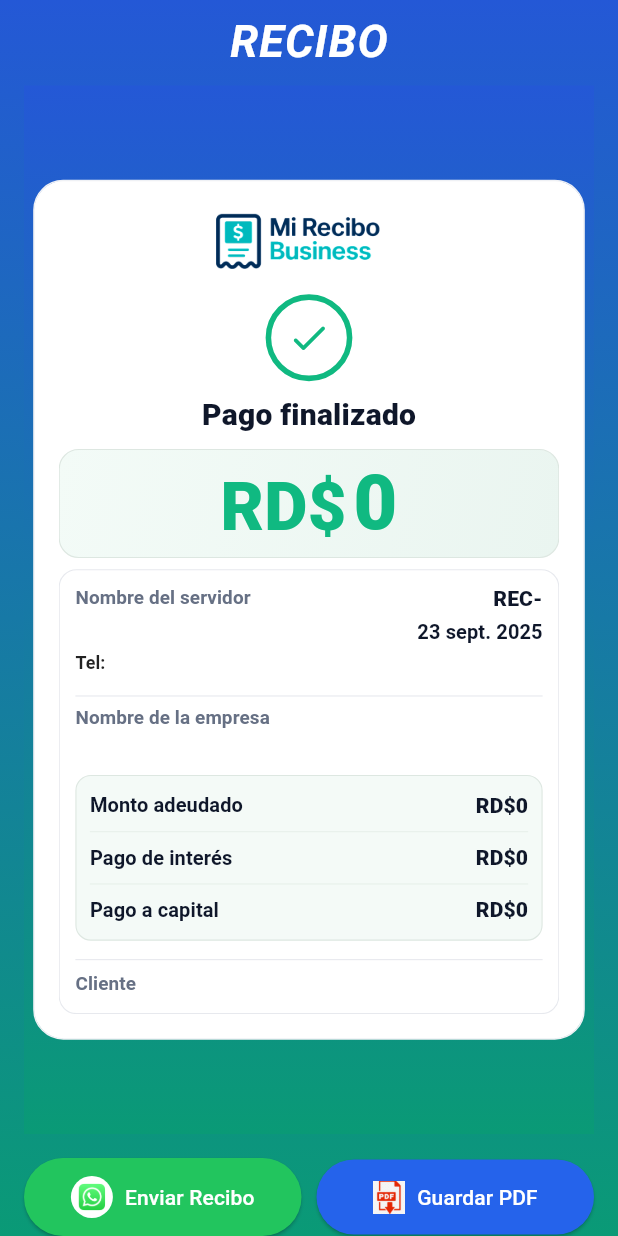
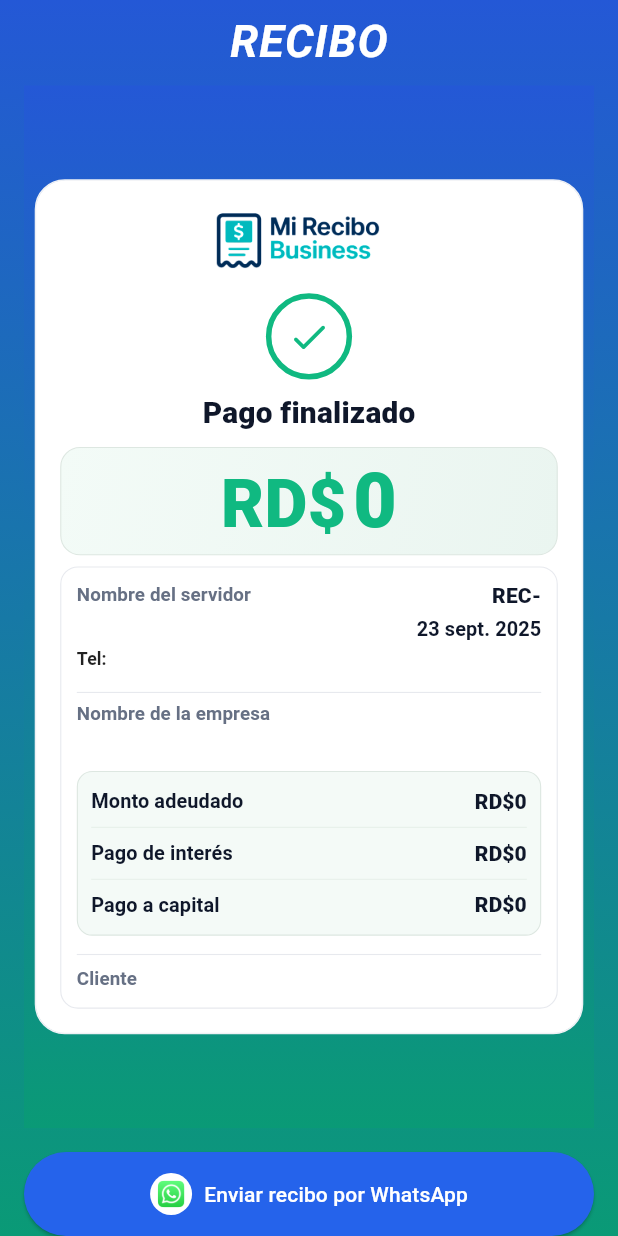
Before and after one commit to Luis2Sosa/mi_recibo_business, a Flutter app: the ReciboScreen screen opened directly with empty values, on a phone screen of 412 x 824 dp. Run offline on Flutter 3.47's test engine with Material 3 defaults, Android fonts, the phone set to English and light mode, and no system bars; our stand-ins replace cloud_firestore, firebase_auth, firebase_core, google_fonts, google_sign_in, pdf and 1 more; missing offline and left inert: media_store_plus; accounts and stored records are empty; Roboto replaces fonts that are missing (Playfair).

Commit message:
Ajustes en el boton de enviar recibo

```diff
--- a/lib/ui/recibo_screen.dart
+++ b/lib/ui/recibo_screen.dart
@@ -1,19 +1,20 @@
 import 'dart:typed_data';
 import 'dart:ui' as ui;
-import 'dart:io';
-import 'package:mi_recibo/ui/theme/app_theme.dart';
-import 'package:mi_recibo/ui/widgets/app_frame.dart';
+import 'dart:io' show File, Platform;
 
 import 'package:flutter/material.dart';
 import 'package:flutter/rendering.dart';
+import 'package:flutter/services.dart';
 import 'package:google_fonts/google_fonts.dart';
-import 'package:flutter/services.dart';
 
 import 'package:share_plus/share_plus.dart';
 import 'package:pdf/pdf.dart';
 import 'package:pdf/widgets.dart' as pw;
 import 'package:path_provider/path_provider.dart';
-import 'package:flutter_file_dialog/flutter_file_dialog.dart';
+import 'package:media_store_plus/media_store_plus.dart';
+
+import 'package:mi_recibo/ui/theme/app_theme.dart';
+import 'package:mi_recibo/ui/widgets/app_frame.dart';
 
 /// ==============================
 /// CONFIGURACIÓN VISUAL AJUSTABLE
@@ -186,7 +187,6 @@ class ReciboUIConfig {
       fontWeight: FontWeight.w600,
     ),
 
-
     // Botones
     this.btnWhatsapp = const Color(0xFF22C55E),
     this.btnPdf = const Color(0xFF2563EB),
@@ -340,22 +340,15 @@ class _ReciboScreenState extends State<ReciboScreen> {
     Navigator.popUntil(context, (route) => route.isFirst);
   }
 
-  Future<Uint8List> _capturarArea() async {
-    final boundary = _captureKey.currentContext!.findRenderObject() as RenderRepaintBoundary;
-    final ui.Image image = await boundary.toImage(pixelRatio: 4.0);
-    final byteData = await image.toByteData(format: ui.ImageByteFormat.png);
-    return byteData!.buffer.asUint8List();
-  }
-
   Future<void> _compartirWhatsApp() async {
     try {
-      // 1) Capturamos el área como imagen
+      // 1) Capturar el recibo como PNG (resolución alta)
       final boundary = _captureKey.currentContext!.findRenderObject() as RenderRepaintBoundary;
-      final ui.Image image = await boundary.toImage(pixelRatio: 3.0); // 3.0 está bien; WhatsApp comprime igual
+      final ui.Image image = await boundary.toImage(pixelRatio: 3.0);
       final byteData = await image.toByteData(format: ui.ImageByteFormat.png);
       final pngBytes = byteData!.buffer.asUint8List();
 
-      // 2) La metemos dentro de un PDF (sin pérdida)
+      // 2) Generar PDF nítido a partir de la imagen
       final pdf = pw.Document();
       final img = pw.MemoryImage(pngBytes);
       final pageFormat = PdfPageFormat(image.width.toDouble(), image.height.toDouble());
@@ -367,20 +360,44 @@ class _ReciboScreenState extends State<ReciboScreen> {
         ),
       );
       final pdfBytes = await pdf.save();
+      final fileName = 'recibo-$_reciboFmt.pdf';
 
-      // 3) Compartimos el PDF por el share sheet (WhatsApp lo respeta nítido)
+      // 3) Guardar AUTOMÁTICO (silencioso). Si falla, seguimos.
+      final savedPathOrUri = await _guardarSilencioso(pdfBytes, fileName);
+      if (mounted && savedPathOrUri != null) {
+        _showModernSnackBar(
+          icon: Icons.check_circle_rounded,
+          text: 'PDF guardado en Descargas ✅',
+          bg: const Color(0xFF16A34A),
+        );
+      }
+
+      // 4) Compartir PDF por WhatsApp (nítido)
       final caption = 'Recibo $_reciboFmt - ${_fmtFecha(widget.fecha)}';
       await Share.shareXFiles(
-        [XFile.fromData(pdfBytes, name: 'recibo-$_reciboFmt.pdf', mimeType: 'application/pdf')],
+        [XFile.fromData(pdfBytes, name: fileName, mimeType: 'application/pdf')],
         text: caption,
         subject: 'Recibo $_reciboFmt',
       );
+
+      // 5) Aviso de envío preparado (opcional)
+      if (mounted) {
+        _showModernSnackBar(
+          icon: Icons.send_rounded,
+          text: 'Recibo listo para WhatsApp 📄',
+          bg: const Color(0xFF2563EB),
+        );
+      }
     } catch (e) {
-      // fallback opcional: si algo falla, comparte la imagen (no será tan nítida)
+      // Fallback: si algo falla, intenta compartir la imagen (menos nítido)
       try {
-        final bytes = await _capturarArea();
+        final boundary = _captureKey.currentContext!.findRenderObject() as RenderRepaintBoundary;
+        final ui.Image image = await boundary.toImage(pixelRatio: 3.0);
+        final byteData = await image.toByteData(format: ui.ImageByteFormat.png);
+        final pngBytes = byteData!.buffer.asUint8List();
+
         await Share.shareXFiles(
-          [XFile.fromData(bytes, name: 'recibo-$_reciboFmt.png', mimeType: 'image/png')],
+          [XFile.fromData(pngBytes, name: 'recibo-$_reciboFmt.png', mimeType: 'image/png')],
           text: 'Recibo $_reciboFmt - ${_fmtFecha(widget.fecha)}',
           subject: 'Recibo $_reciboFmt',
         );
@@ -390,62 +407,50 @@ class _ReciboScreenState extends State<ReciboScreen> {
     }
   }
 
+  // Guarda el PDF en Descargas (Android) o en Documents (iOS) SIN diálogo.
+  // Devuelve la URI (string) o null si algo falló.
+  Future<String?> _guardarSilencioso(Uint8List pdfBytes, String fileName) async {
+    try {
+      if (Platform.isAndroid) {
+        // 1) Escribimos el PDF a un archivo temporal con el nombre deseado
+        final tempDir = await getTemporaryDirectory();
+        final tmpPath = '${tempDir.path}/$fileName';
+        final tmpFile = File(tmpPath);
+        await tmpFile.writeAsBytes(pdfBytes, flush: true);
 
-  Future<void> _guardarPdfYVolver() async {
-    final boundary = _captureKey.currentContext!.findRenderObject() as RenderRepaintBoundary;
-    final ui.Image image = await boundary.toImage(pixelRatio: 3.0);
-    final byteData = await image.toByteData(format: ui.ImageByteFormat.png);
-    final pngBytes = byteData!.buffer.asUint8List();
+        // 2) Lo movemos a Descargas usando MediaStore (v0.1.3)
+        final ms = MediaStore();
+        final savedUri = await ms.saveFile(
+          tempFilePath: tmpPath,
+          dirType: DirType.download,
+          dirName: DirName.download, // 👈 enum, NO String
+        );
 
-    final pdf = pw.Document();
-    final img = pw.MemoryImage(pngBytes);
-    final pageFormat = PdfPageFormat(image.width.toDouble(), image.height.toDouble());
-    pdf.addPage(
-      pw.Page(pageFormat: pageFormat, margin: pw.EdgeInsets.zero, build: (_) => pw.Image(img, fit: pw.BoxFit.cover)),
-    );
-    final pdfBytes = await pdf.save();
-
-    try {
-      final params = SaveFileDialogParams(
-        data: pdfBytes,
-        mimeTypesFilter: const ['application/pdf'],
-        fileName: 'recibo-$_reciboFmt.pdf',
-      );
-      await FlutterFileDialog.saveFile(params: params);
+        return savedUri?.toString();
+      } else if (Platform.isIOS) {
+        // iOS: no hay "Descargas" pública; guardamos en Documents
+        final docs = await getApplicationDocumentsDirectory();
+        final path = '${docs.path}/$fileName';
+        await File(path).writeAsBytes(pdfBytes, flush: true);
+        return path;
+      } else {
+        // Otros (web/desktop): guarda en temporal
+        final dir = await getTemporaryDirectory();
+        final path = '${dir.path}/$fileName';
+        await File(path).writeAsBytes(pdfBytes, flush: true);
+        return path;
+      }
     } catch (_) {
-      final dir = await getApplicationDocumentsDirectory();
-      final path = '${dir.path}/recibo-$_reciboFmt.pdf';
-      await File(path).writeAsBytes(pdfBytes, flush: true);
+      return null;
+    }
   }
 
-    if (!mounted) return;
-    WidgetsBinding.instance.addPostFrameCallback((_) => _volverAClientes());
-  }
-
+  /// ************* AÑADIDO: MÉTODO build *************
   @override
   Widget build(BuildContext context) {
     final cfg = this.cfg;
-    final double captureHeight = MediaQuery.of(context).size.height * 0.9;
 
-    return WillPopScope(
-      onWillPop: () async {
-        final now = DateTime.now();
-        if (_lastBackPress == null || now.difference(_lastBackPress!) > _backWindow) {
-          _lastBackPress = now;
-          HapticFeedback.mediumImpact();
-
-          _showModernSnackBar(
-            icon: Icons.keyboard_return_rounded,
-            text: 'Pulsa atrás otra vez para guardar PDF y volver a Clientes',
-            bg: const Color(0xFF11A7A0),
-          );
-          return false;
-        } else {
-          await _guardarPdfYVolver();
-          return false;
-        }
-      },
-        child: Scaffold(
+    return Scaffold(
       body: AppGradientBackground(
         child: SafeArea(
           child: Column(
@@ -454,7 +459,14 @@ class _ReciboScreenState extends State<ReciboScreen> {
               if (cfg.showHeaderTitle)
                 Padding(
                   padding: const EdgeInsets.only(top: 6),
-                    child: Center(child: Text(cfg.headerTitle, style: GoogleFonts.playfair(textStyle: cfg.headerTitleStyle))),
+                  child: Center(
+                    child: Text(
+                      cfg.headerTitle,
+                      style: GoogleFonts.playfair(
+                        textStyle: cfg.headerTitleStyle,
+                      ),
+                    ),
+                  ),
                 ),
 
               // ====== CAPTURABLE: Fondo + Recibo centrado ======
@@ -465,11 +477,10 @@ class _ReciboScreenState extends State<ReciboScreen> {
                     key: _captureKey,
                     child: LayoutBuilder(
                       builder: (context, constraints) {
-                          // Altura máxima disponible para la tarjeta (dejamos aire arriba/abajo)
-                          final double maxCardH = (constraints.maxHeight * 0.82).clamp(520.0, 760.0);
+                        final double maxCardH =
+                        (constraints.maxHeight * 0.82).clamp(520.0, 760.0);
 
                         return Container(
-                            // 👇 ocupa todo el alto disponible del Expanded (no se corta)
                           height: double.infinity,
                           decoration: const BoxDecoration(
                             gradient: LinearGradient(
@@ -481,7 +492,7 @@ class _ReciboScreenState extends State<ReciboScreen> {
                           child: Center(
                             child: _PlainCardShell(
                               radius: cfg.cardRadius,
-                                height: maxCardH,                 // 👈 la tarjeta se adapta
+                              height: maxCardH,
                               padding: cfg.cardPadding,
                               child: FittedBox(
                                 fit: BoxFit.contain,
@@ -496,7 +507,8 @@ class _ReciboScreenState extends State<ReciboScreen> {
                                     cliente: widget.cliente,
                                     telefonoCliente: widget.telefonoCliente,
                                     producto: widget.producto,
-                                      numeroRecibo: _fmtNumReciboStr(widget.numeroRecibo),
+                                    numeroRecibo:
+                                    _fmtNumReciboStr(widget.numeroRecibo),
                                     fecha: widget.fecha,
                                     capitalInicial: widget.capitalInicial,
                                     pagoInteres: widget.pagoInteres,
@@ -519,56 +531,47 @@ class _ReciboScreenState extends State<ReciboScreen> {
                 ),
               ),
 
-
-
-
               const SizedBox(height: 8),
 
-                // Botones (no se incluyen en la captura)
+              // Botón único (no se incluye en la captura)
               Padding(
                 padding: const EdgeInsets.symmetric(horizontal: 16),
-                  child: Row(
-                    children: [
-                      Expanded(
+                child: SizedBox(
+                  width: double.infinity,
                   child: ElevatedButton.icon(
                     icon: Container(
-                            width: 28, height: 28,
-                            decoration: const BoxDecoration(color: Colors.white, shape: BoxShape.circle),
+                      width: 28,
+                      height: 28,
+                      decoration: const BoxDecoration(
+                        color: Colors.white,
+                        shape: BoxShape.circle,
+                      ),
                       child: Padding(
                         padding: const EdgeInsets.all(4),
-                              child: Image.asset('assets/images/logo_whatsapp.png', fit: BoxFit.contain),
+                        child: Image.asset(
+                          'assets/images/logo_whatsapp.png',
+                          fit: BoxFit.contain,
                         ),
                       ),
-                          label: const Text('Enviar Recibo'),
+                    ),
+                    label: const Text('Enviar recibo por WhatsApp'),
                     style: ElevatedButton.styleFrom(
-                            backgroundColor: cfg.btnWhatsapp, foregroundColor: Colors.white,
-                            padding: const EdgeInsets.symmetric(vertical: 12), shape: const StadiumBorder(),
+                      backgroundColor: cfg.btnPdf, // azul
+                      foregroundColor: Colors.white,
+                      padding: const EdgeInsets.symmetric(vertical: 14),
+                      shape: const StadiumBorder(),
                     ),
                     onPressed: _compartirWhatsApp,
                   ),
-                      ),
-                      const SizedBox(width: 10),
-                      Expanded(
-                        child: ElevatedButton.icon(
-                          icon: Image.asset('assets/images/logo_pdf.png', height: 22),
-                          label: const Text('Guardar PDF'),
-                          style: ElevatedButton.styleFrom(
-                            backgroundColor: cfg.btnPdf, foregroundColor: Colors.white,
-                            padding: const EdgeInsets.symmetric(vertical: 14), shape: const StadiumBorder(),
-                          ),
-                          onPressed: _guardarPdfYVolver,
-                        ),
-                      ),
-                    ],
                 ),
               ),
             ],
           ),
         ),
       ),
-      ),
     );
   }
+  /// **************************************************
 
   void _showModernSnackBar({
     required IconData icon,
@@ -604,7 +607,6 @@ class _ReciboScreenState extends State<ReciboScreen> {
       ),
     );
   }
-
 }
 
 /// Card plana SIN brillo/sombras
@@ -705,9 +707,11 @@ class _ReceiptContent extends StatelessWidget {
             // Paloma
             Center(
               child: Container(
-                width: cfg.checkCircleSize, height: cfg.checkCircleSize,
+                width: cfg.checkCircleSize,
+                height: cfg.checkCircleSize,
                 decoration: BoxDecoration(
-                  shape: BoxShape.circle, border: Border.all(color: cfg.brandTeal, width: cfg.checkBorderWidth),
+                  shape: BoxShape.circle,
+                  border: Border.all(color: cfg.brandTeal, width: cfg.checkBorderWidth),
                 ),
                 child: Icon(Icons.check_rounded, size: cfg.checkIconSize, color: cfg.brandTeal),
               ),
@@ -777,23 +781,22 @@ class _ReceiptContent extends StatelessWidget {
                                 Text(
                                   'Tel:',
                                   style: cfg.valueStyle.copyWith(
-                                    fontSize: 16,          // un poquito más grande
+                                    fontSize: 16,
                                     fontWeight: FontWeight.w700,
-                                    color: Colors.black87, // buen contraste
+                                    color: Colors.black87,
                                   ),
                                 ),
                                 const SizedBox(width: 6),
                                 Text(
                                   telefonoServidor,
                                   style: cfg.valueStyle.copyWith(
-                                    fontSize: 18,          // más grande que el label
+                                    fontSize: 18,
                                     fontWeight: FontWeight.w600,
                                     color: Colors.black87,
                                   ),
                                 ),
                               ],
                             ),
-
                           ],
                         ),
                       ),
@@ -803,7 +806,6 @@ class _ReceiptContent extends StatelessWidget {
                           Row(
                             mainAxisSize: MainAxisSize.min,
                             children: [
-                              //Text('Recibo: ', style: cfg.valueStyle.copyWith(fontWeight: FontWeight.w600)),
                               Text(numeroRecibo, style: cfg.valueStrongStyle),
                             ],
                           ),
@@ -837,26 +839,17 @@ class _ReceiptContent extends StatelessWidget {
                     padding: const EdgeInsets.symmetric(horizontal: 12, vertical: 10),
                     child: Column(
                       children: [
-                        // 1) Monto adeudado (antes del pago) => saldoAnterior
                         _row('Monto adeudado', monedaRD(saldoAnterior)),
                         Divider(height: 14, thickness: 1, color: cfg.mintDivider),
-
-                        // 2) Pago de interés
                         _row('Pago de interés', monedaRD(pagoInteres)),
                         Divider(height: 14, thickness: 1, color: cfg.mintDivider),
-
-                        // 3) Pago a capital
                         _row('Pago a capital', monedaRD(pagoCapital)),
-
-                        // 4-5) Solo si queda deuda
                         if (saldoActual > 0) ...[
                           Divider(height: 14, thickness: 1, color: cfg.mintDivider),
                           _row('Saldo pendiente actual', monedaRD(saldoActual)),
                           Divider(height: 14, thickness: 1, color: cfg.mintDivider),
                           _row('Próxima fecha', fmtFecha(proximaFecha)),
                         ],
-
-                        // 6) Producto (dentro de la banda) — solo si viene
                         if (producto.trim().isNotEmpty) ...[
                           Divider(height: 14, thickness: 1, color: cfg.mintDivider),
                           _row('Producto', producto),
@@ -868,7 +861,7 @@ class _ReceiptContent extends StatelessWidget {
                   const SizedBox(height: 10),
                   Divider(height: 14, thickness: 1, color: cfg.line),
 
-                  // Cliente (queda dentro del mismo cuadro)
+                  // Cliente
                   Row(
                     children: [
                       label('Cliente'),
@@ -893,7 +886,7 @@ class _ReceiptContent extends StatelessWidget {
             child: Center(
               child: Image.asset(
                 cfg.brandLogoAsset,
-                height: cfg.brandLogoHeight, // cambia tamaño libremente: no empuja nada
+                height: cfg.brandLogoHeight,
                 fit: BoxFit.contain,
               ),
             ),
@@ -915,7 +908,8 @@ class _ReceiptContent extends StatelessWidget {
         children: [
           for (int i = 0; i < children.length; i++) ...[
             children[i],
-            if (i != children.length - 1) Divider(height: 14, thickness: 1, color: cfg.mintDivider),
+            if (i != children.length - 1)
+              Divider(height: 14, thickness: 1, color: cfg.mintDivider),
           ],
         ],
       ),
```
Also changed, not shown: pubspec.yaml (+20 -15 lines), pubspec.lock, 7 other files. Lines whose indentation alone changed are shown as unchanged.
